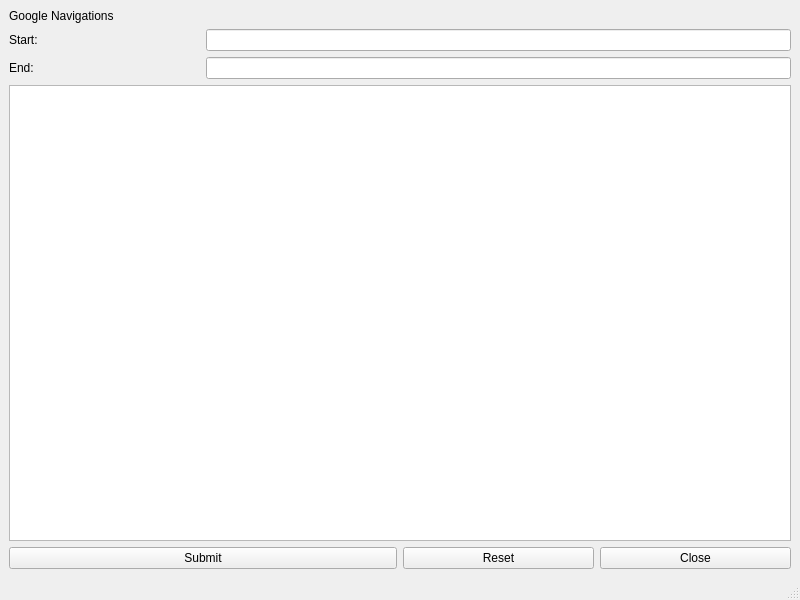
Above: A05/gui.ui from iamwatergun/SEW2017-18 before the change. Below: the same form after it.
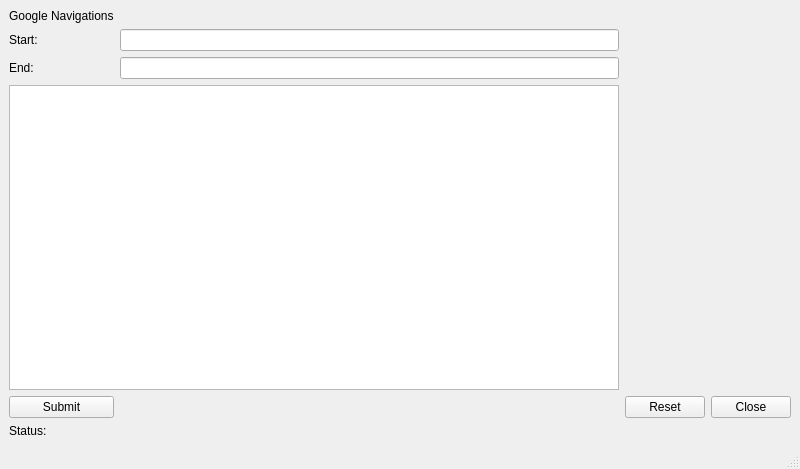
That is the form after the change.

Commit message: sphinx doku und erweiteruns Status in A05

Diff of the .ui file:
```diff
--- a/A05/gui.ui
+++ b/A05/gui.ui
@@ -7,7 +7,7 @@
     <x>0</x>
     <y>0</y>
     <width>800</width>
-    <height>600</height>
+    <height>469</height>
    </rect>
   </property>
   <property name="windowTitle">
@@ -15,7 +15,7 @@
   </property>
   <widget class="QWidget" name="centralwidget">
    <layout class="QGridLayout" name="gridLayout">
-    <item row="0" column="0" colspan="2">
+    <item row="0" column="0">
      <widget class="QLabel" name="label">
       <property name="text">
        <string>Google Navigations</string>
@@ -29,7 +29,7 @@
       </property>
      </widget>
     </item>
-    <item row="1" column="1" colspan="3">
+    <item row="1" column="1">
      <widget class="QLineEdit" name="startInput"/>
     </item>
     <item row="2" column="0">
@@ -39,13 +39,13 @@
       </property>
      </widget>
     </item>
-    <item row="2" column="1" colspan="3">
+    <item row="2" column="1">
      <widget class="QLineEdit" name="endInput"/>
     </item>
-    <item row="3" column="0" colspan="4">
+    <item row="3" column="0" colspan="2">
      <widget class="QTextBrowser" name="textBrowser"/>
     </item>
-    <item row="4" column="0" colspan="2">
+    <item row="4" column="0">
      <widget class="QPushButton" name="submit">
       <property name="text">
        <string>Submit</string>
@@ -66,6 +66,13 @@
       </property>
      </widget>
     </item>
+    <item row="5" column="0">
+     <widget class="QLabel" name="label_4">
+      <property name="text">
+       <string>Status:</string>
+      </property>
+     </widget>
+    </item>
    </layout>
   </widget>
   <widget class="QMenuBar" name="menubar">
```
The commit also changes 54 other files.
